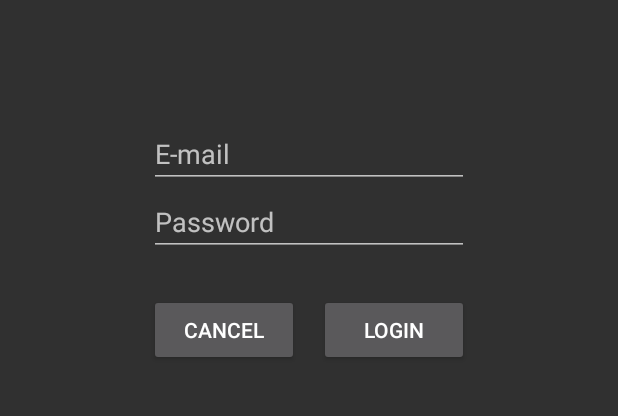
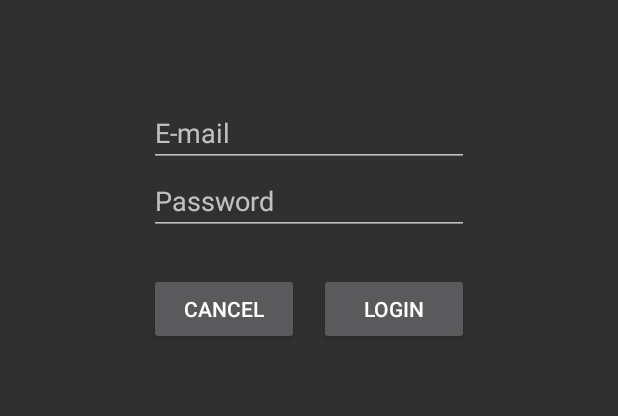
Before and after one commit to Miyagee/LiveNow, an Android app: the screen it shows after launch (RegisterLogin), after a tap on "LOGIN", on a phone screen of 412 x 824 dp, the part 300-716 px from its top. Run offline under Robolectric (Android 15) with nearby library versions, the phone set to English and light mode, and no system bars; libraries missing offline, so code that uses them is left out: com.firebase.client; 4 statements that could not run were skipped.

Commit message:
more consistent layout

```diff
--- a/app/src/main/res/layout/activity_register_login.xml
+++ b/app/src/main/res/layout/activity_register_login.xml
@@ -20,19 +20,21 @@
             android:layout_weight="1"/>
     </LinearLayout>
 
+    <ImageView
+        android:layout_width="150dp"
+        android:layout_height="150dp"
+        android:id="@+id/logoIcon"
+        android:layout_alignParentTop="true"
+        android:layout_centerHorizontal="true"
+        android:layout_marginTop="34dp"
+        android:src="@drawable/logo"
+        android:contentDescription="@string/logo_description" />
+
     <RelativeLayout
         android:layout_width="match_parent"
         android:layout_height="match_parent"
         android:id="@+id/signUpLayout">
-        <ImageView
-            android:layout_width="150dp"
-            android:layout_height="150dp"
-            android:id="@+id/logoIcon"
-            android:layout_alignParentTop="true"
-            android:layout_centerHorizontal="true"
-            android:layout_marginTop="34dp"
-            android:src="@drawable/logo"
-            android:contentDescription="@string/logo_description" />
+
 
         <EditText
             android:layout_width="wrap_content"
@@ -40,11 +42,10 @@
             android:inputType="textPersonName"
             android:ems="10"
             android:id="@+id/nameField"
-            android:layout_marginTop="31dp"
-            android:layout_below="@+id/logoIcon"
-            android:layout_alignLeft="@+id/passwordField"
+            android:hint="@string/name_user"
+            android:layout_alignParentTop="true"
             android:layout_alignStart="@+id/passwordField"
-            android:hint="@string/name_user"/>
+            android:layout_marginTop="250dp" />
 
         <EditText
             android:layout_width="wrap_content"
--- a/app/src/main/res/layout/fragment_login.xml
+++ b/app/src/main/res/layout/fragment_login.xml
@@ -11,15 +11,6 @@
         android:layout_height="match_parent"
         android:layout_gravity="center">
 
-        <ImageView
-            android:layout_width="150dp"
-            android:layout_height="150dp"
-            android:id="@+id/logoIcon"
-            android:layout_alignParentTop="true"
-            android:layout_centerHorizontal="true"
-            android:layout_marginTop="34dp"
-            android:src="@drawable/logo"
-            android:contentDescription="@string/logo_description" />
 
         <EditText
             android:layout_width="wrap_content"
@@ -28,9 +19,9 @@
             android:ems="10"
             android:id="@+id/login_email"
             android:hint="@string/email_user"
-            android:layout_below="@+id/logoIcon"
-            android:layout_centerHorizontal="true"
-            android:layout_marginTop="80dp" />
+            android:layout_alignParentTop="true"
+            android:layout_alignStart="@+id/login_password"
+            android:layout_marginTop="250dp" />
 
         <EditText
             android:layout_width="wrap_content"
```
